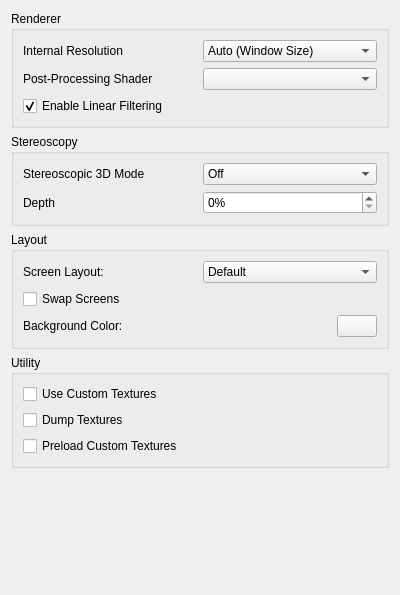
The window that src/citra_qt/configuration/configure_enhancements.ui (tbsp/citra-valentin) describes before a commit, drawn with Qt 5.
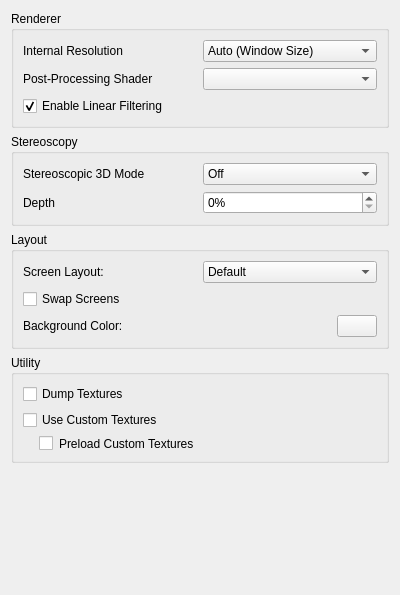
The same window after the commit.

Commit message: 2.3.2: move hacks to configuration dialog; add margin-left: 16px to preload custom textures

Diff of the .ui file:
```diff
--- a/src/citra_qt/configuration/configure_enhancements.ui
+++ b/src/citra_qt/configuration/configure_enhancements.ui
@@ -272,16 +272,6 @@
       <string>Utility</string>
      </property>
      <layout class="QVBoxLayout" name="verticalLayout_8">
-      <item>
-       <widget class="QCheckBox" name="toggle_custom_textures">
-        <property name="toolTip">
-         <string>&lt;html&gt;&lt;head/&gt;&lt;body&gt;&lt;p&gt;Replace textures with PNG files.&lt;/p&gt;&lt;p&gt;Textures are loaded from load/textures/[Title ID]/.&lt;/p&gt;&lt;/body&gt;&lt;/html&gt;</string>
-        </property>
-        <property name="text">
-         <string>Use Custom Textures</string>
-        </property>
-       </widget>
-      </item>
       <item>
        <widget class="QCheckBox" name="toggle_dump_textures">
         <property name="toolTip">
@@ -292,11 +282,24 @@
         </property>
        </widget>
       </item>
+      <item>
+       <widget class="QCheckBox" name="toggle_custom_textures">
+        <property name="toolTip">
+         <string>&lt;html&gt;&lt;head/&gt;&lt;body&gt;&lt;p&gt;Replace textures with PNG files.&lt;/p&gt;&lt;p&gt;Textures are loaded from load/textures/[Title ID]/.&lt;/p&gt;&lt;/body&gt;&lt;/html&gt;</string>
+        </property>
+        <property name="text">
+         <string>Use Custom Textures</string>
+        </property>
+       </widget>
+      </item>
       <item>
        <widget class="QCheckBox" name="toggle_preload_textures">
         <property name="toolTip">
          <string>&lt;html&gt;&lt;head/&gt;&lt;body&gt;&lt;p&gt;Load all custom textures into memory on boot, instead of loading them when the game requires them.&lt;/p&gt;&lt;/body&gt;&lt;/html&gt;</string>
         </property>
+        <property name="styleSheet">
+         <string notr="true">#toggle_preload_textures { margin-left: 16px; }</string>
+        </property>
         <property name="text">
          <string>Preload Custom Textures</string>
         </property>
```
The commit also changes 8 other files.
